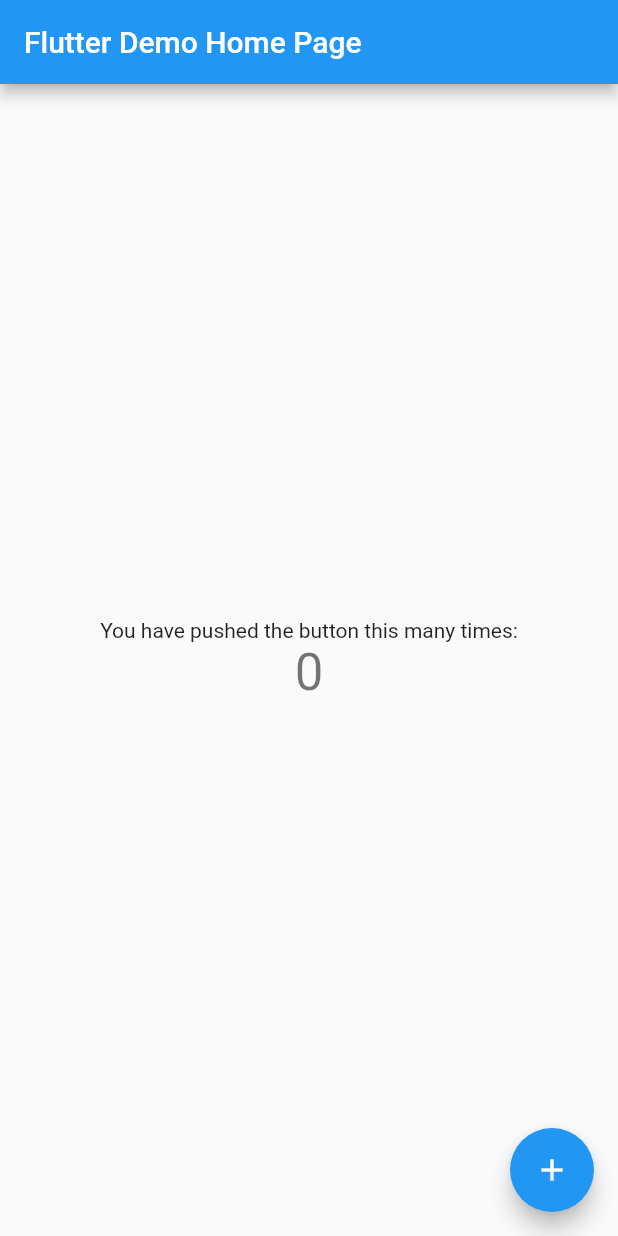
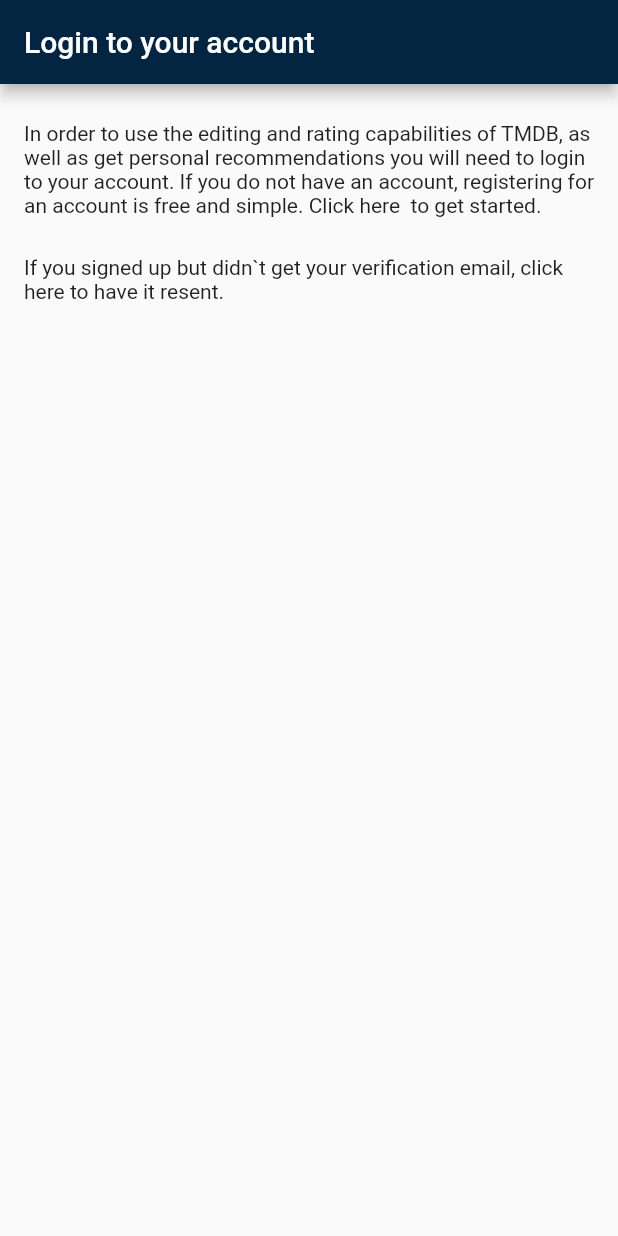
Before and after one commit to zavorgan/kino, a Flutter app: the screen it shows after launch, on a phone screen of 412 x 824 dp. Run offline on Flutter 3.47's test engine with Material 2 defaults, Android fonts, the phone set to English and light mode, and no system bars.

Commit message:
16/03/2022

```diff
--- a/lib/main.dart
+++ b/lib/main.dart
@@ -1,4 +1,5 @@
 import 'package:flutter/material.dart';
+import 'package:kino/widgets/auth/auth_widget.dart';
 
 void main() {
   runApp(const MyApp());
@@ -7,109 +8,14 @@
 class MyApp extends StatelessWidget {
   const MyApp({Key? key}) : super(key: key);
 
-  // This widget is the root of your application.
   @override
   Widget build(BuildContext context) {
     return MaterialApp(
       title: 'Flutter Demo',
       theme: ThemeData(
-        // This is the theme of your application.
-        //
-        // Try running your application with "flutter run". You'll see the
-        // application has a blue toolbar. Then, without quitting the app, try
-        // changing the primarySwatch below to Colors.green and then invoke
-        // "hot reload" (press "r" in the console where you ran "flutter run",
-        // or simply save your changes to "hot reload" in a Flutter IDE).
-        // Notice that the counter didn't reset back to zero; the application
-        // is not restarted.
-        primarySwatch: Colors.blue,
-      ),
-      home: const MyHomePage(title: 'Flutter Demo Home Page'),
+          appBarTheme:
+              AppBarTheme(backgroundColor: Color.fromRGBO(3, 37, 65, 1))),
+      home: AuthWidget(),
     );
   }
 }
-
-class MyHomePage extends StatefulWidget {
-  const MyHomePage({Key? key, required this.title}) : super(key: key);
-
-  // This widget is the home page of your application. It is stateful, meaning
-  // that it has a State object (defined below) that contains fields that affect
-  // how it looks.
-
-  // This class is the configuration for the state. It holds the values (in this
-  // case the title) provided by the parent (in this case the App widget) and
-  // used by the build method of the State. Fields in a Widget subclass are
-  // always marked "final".
-
-  final String title;
-
-  @override
-  State<MyHomePage> createState() => _MyHomePageState();
-}
-
-class _MyHomePageState extends State<MyHomePage> {
-  int _counter = 0;
-
-  void _incrementCounter() {
-    setState(() {
-      // This call to setState tells the Flutter framework that something has
-      // changed in this State, which causes it to rerun the build method below
-      // so that the display can reflect the updated values. If we changed
-      // _counter without calling setState(), then the build method would not be
-      // called again, and so nothing would appear to happen.
-      _counter++;
-    });
-  }
-
-  @override
-  Widget build(BuildContext context) {
-    // This method is rerun every time setState is called, for instance as done
-    // by the _incrementCounter method above.
-    //
-    // The Flutter framework has been optimized to make rerunning build methods
-    // fast, so that you can just rebuild anything that needs updating rather
-    // than having to individually change instances of widgets.
-    return Scaffold(
-      appBar: AppBar(
-        // Here we take the value from the MyHomePage object that was created by
-        // the App.build method, and use it to set our appbar title.
-        title: Text(widget.title),
-      ),
-      body: Center(
-        // Center is a layout widget. It takes a single child and positions it
-        // in the middle of the parent.
-        child: Column(
-          // Column is also a layout widget. It takes a list of children and
-          // arranges them vertically. By default, it sizes itself to fit its
-          // children horizontally, and tries to be as tall as its parent.
-          //
-          // Invoke "debug painting" (press "p" in the console, choose the
-          // "Toggle Debug Paint" action from the Flutter Inspector in Android
-          // Studio, or the "Toggle Debug Paint" command in Visual Studio Code)
-          // to see the wireframe for each widget.
-          //
-          // Column has various properties to control how it sizes itself and
-          // how it positions its children. Here we use mainAxisAlignment to
-          // center the children vertically; the main axis here is the vertical
-          // axis because Columns are vertical (the cross axis would be
-          // horizontal).
-          mainAxisAlignment: MainAxisAlignment.center,
-          children: <Widget>[
-            const Text(
-              'You have pushed the button this many times:',
-            ),
-            Text(
-              '$_counter',
-              style: Theme.of(context).textTheme.headline4,
-            ),
-          ],
-        ),
-      ),
-      floatingActionButton: FloatingActionButton(
-        onPressed: _incrementCounter,
-        tooltip: 'Increment',
-        child: const Icon(Icons.add),
-      ), // This trailing comma makes auto-formatting nicer for build methods.
-    );
-  }
-}
--- /dev/null
+++ b/lib/widgets/auth/auth_widget.dart
@@ -0,0 +1,43 @@
+import 'package:flutter/material.dart';
+
+class AuthWidget extends StatefulWidget {
+  const AuthWidget({Key? key}) : super(key: key);
+
+  @override
+  _AuthWidgetState createState() => _AuthWidgetState();
+}
+
+class _AuthWidgetState extends State<AuthWidget> {
+  @override
+  Widget build(BuildContext context) {
+    return Scaffold(
+      appBar: AppBar(
+        title: Text('Login to your account'),
+      ),
+      body: ListView(
+        children: [_HeaderWidget()],
+      ),
+    );
+  }
+}
+
+class _HeaderWidget extends StatelessWidget {
+  const _HeaderWidget({Key? key}) : super(key: key);
+
+  @override
+  Widget build(BuildContext context) {
+    return Padding(
+      padding: const EdgeInsets.symmetric(horizontal: 16),
+      child: Column(
+        children: [
+          SizedBox(height: 25),
+          Text(
+              'In order to use the editing and rating capabilities of TMDB, as well as get personal recommendations you will need to login to your account. If you do not have an account, registering for an account is free and simple. Click here  to get started.'),
+          SizedBox(height: 25),
+          Text(
+              'If you signed up but didn`t get your verification email, click here to have it resent.'),
+        ],
+      ),
+    );
+  }
+}
--- a/pubspec.yaml
+++ b/pubspec.yaml
@@ -29,6 +29,7 @@
 dependencies:
   flutter:
     sdk: flutter
+  lint: ^1.8.2
 
 
   # The following adds the Cupertino Icons font to your application.
```
Also changed, not shown: pubspec.lock.
